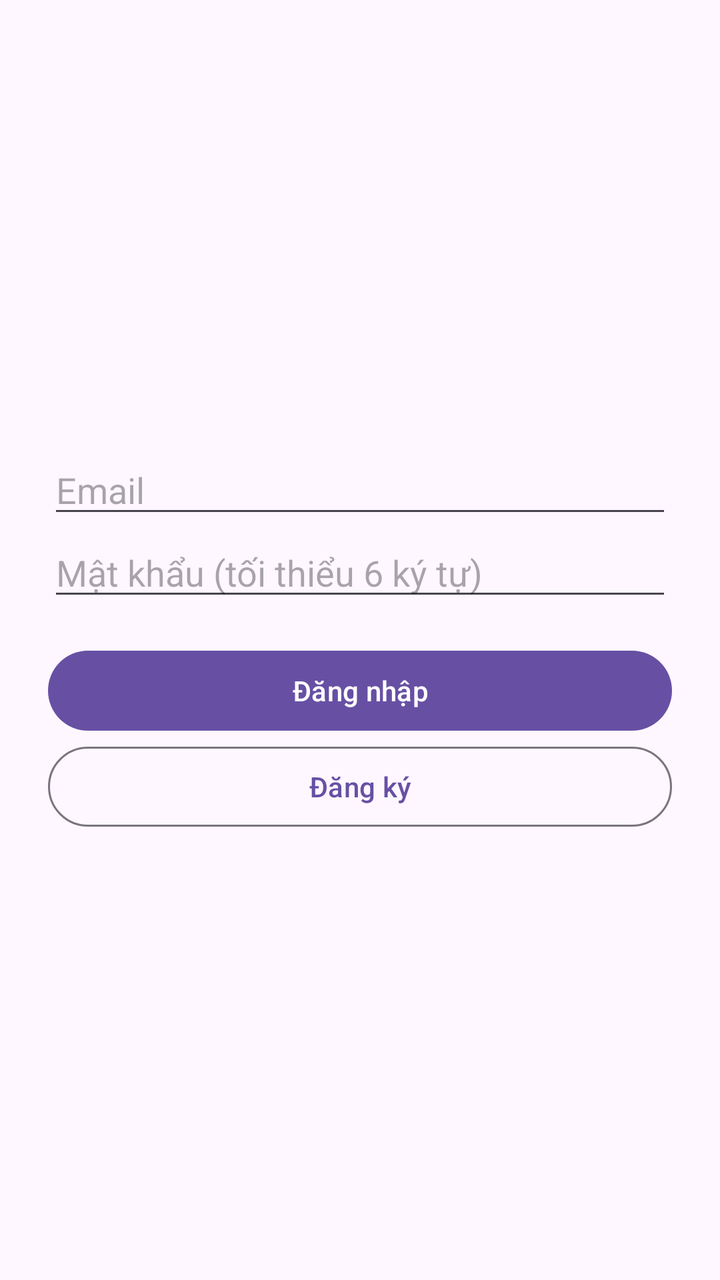
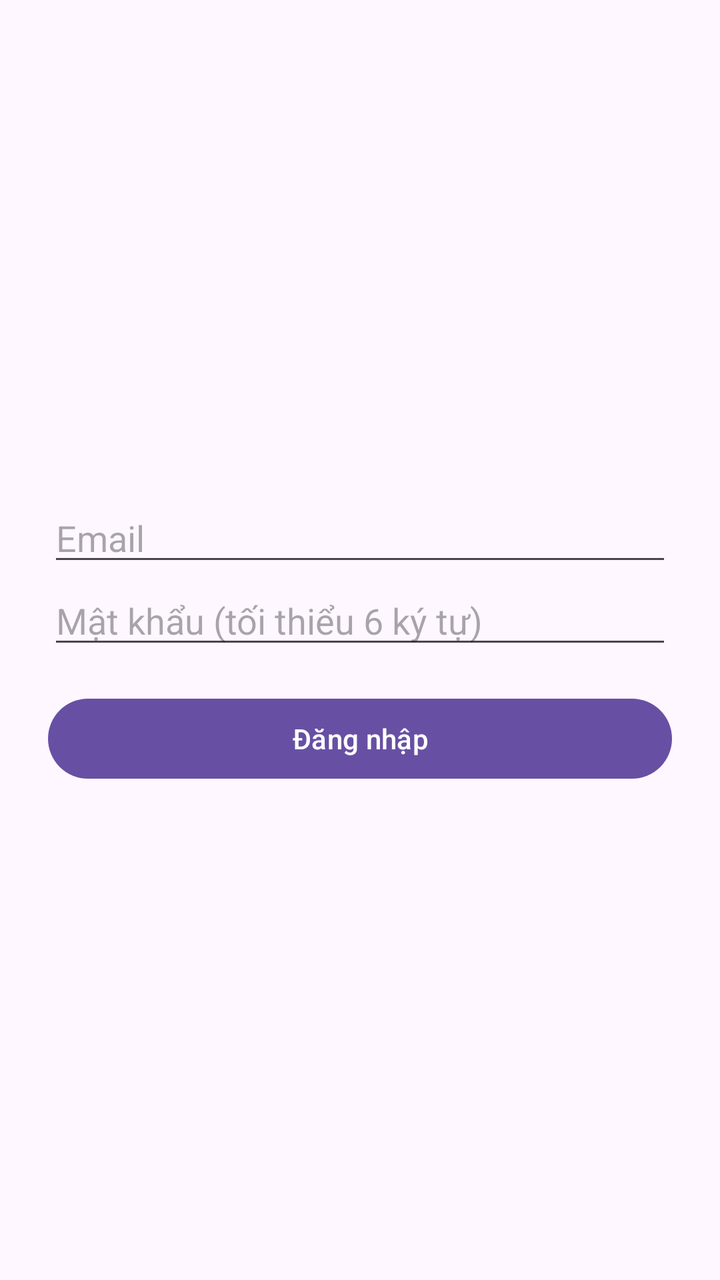

Compare the two renders of this Android layout. The source of the first and the diff that turns it into the second are given below.
<!-- AndroidManifest.xml: application theme Theme.AppAndroidBaiDoXe -->
<!-- res/layout/activity_login.xml -->
<?xml version="1.0" encoding="utf-8"?>
<LinearLayout xmlns:android="http://schemas.android.com/apk/res/android"
android:layout_width="match_parent"
android:layout_height="match_parent"
android:orientation="vertical"
android:gravity="center"
android:padding="24dp">

<EditText
    android:id="@+id/edtEmail"
    android:layout_width="match_parent"
    android:layout_height="wrap_content"
    android:hint="Email"
    android:inputType="textEmailAddress" />

<EditText
    android:id="@+id/edtPassword"
    android:layout_width="match_parent"
    android:layout_height="wrap_content"
    android:hint="Mật khẩu (tối thiểu 6 ký tự)"
    android:inputType="textPassword" />

<Button
    android:id="@+id/btnLogin"
    android:layout_width="match_parent"
    android:layout_height="wrap_content"
    android:layout_marginTop="16dp"
    android:text="Đăng nhập" />

<Button
    android:id="@+id/btnRegister"
    style="@style/Widget.Material3.Button.OutlinedButton"
    android:layout_width="match_parent"
    android:layout_height="wrap_content"
    android:text="Đăng ký" />
</LinearLayout>
<!-- resources referenced by this layout -->
<resources>
  <style name="Theme.AppAndroidBaiDoXe" parent="Base.Theme.AppAndroidBaiDoXe" />
  <style name="Base.Theme.AppAndroidBaiDoXe" parent="Theme.Material3.DayNight.NoActionBar">
          
          
      </style>
</resources>

<!-- the commit's change to res/layout/activity_login.xml (unified diff, before → after) -->
@@ -27,10 +27,4 @@ android:padding="24dp">
     android:layout_marginTop="16dp"
     android:text="Đăng nhập" />
 
-<Button
-    android:id="@+id/btnRegister"
-    style="@style/Widget.Material3.Button.OutlinedButton"
-    android:layout_width="match_parent"
-    android:layout_height="wrap_content"
-    android:text="Đăng ký" />
 </LinearLayout>
